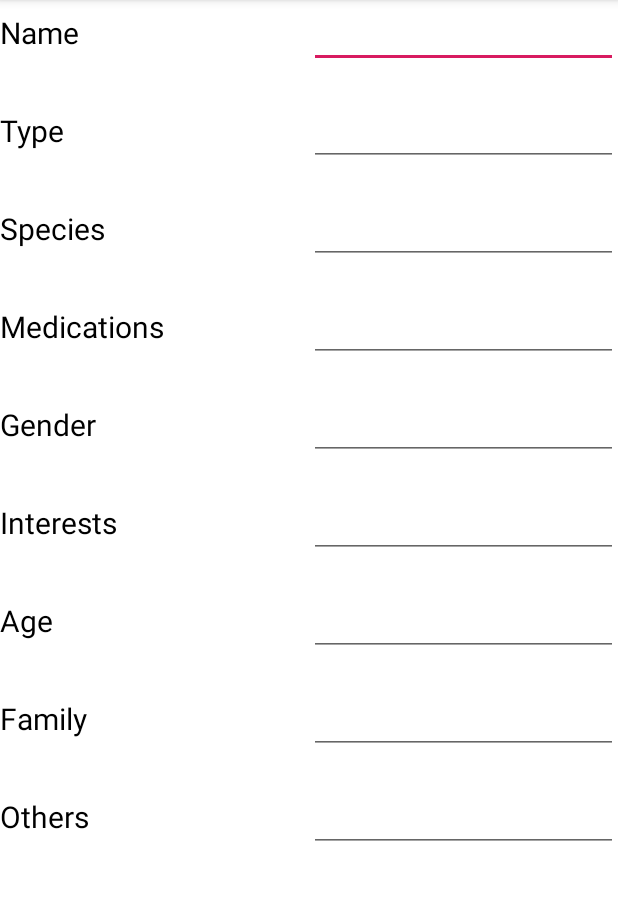
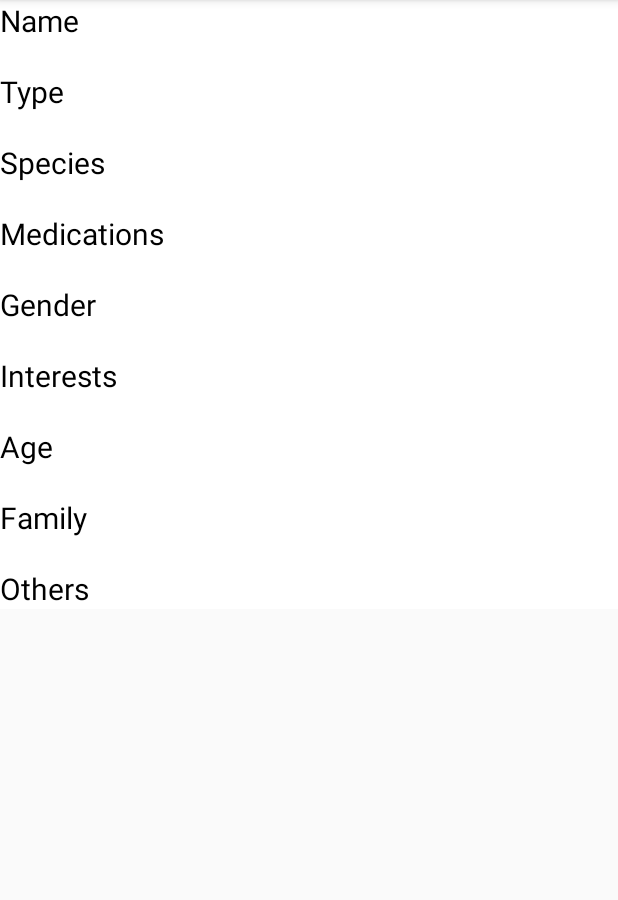
Before and after one commit to MonicaMaged1/PetsogramApp, an Android app: the MoreInformationActivity screen opened directly, with no data from a screen before it, on a phone screen of 412 x 824 dp, the part 84-984 px from its top. Run offline under Robolectric (Android 15) with nearby library versions, the phone set to English and light mode, and no system bars.

Commit message:
UI enhancement

```diff
--- a/app/src/main/res/layout/activity_more_information.xml
+++ b/app/src/main/res/layout/activity_more_information.xml
@@ -1,6 +1,12 @@
 <?xml version="1.0" encoding="utf-8"?>
-<LinearLayout xmlns:android="http://schemas.android.com/apk/res/android"
+<ScrollView
+    xmlns:android="http://schemas.android.com/apk/res/android"
     xmlns:app="http://schemas.android.com/apk/res-auto"
+    android:layout_width="match_parent"
+    android:layout_height="wrap_content"
+    android:background="#FFFFFF"
+    android:orientation="vertical">
+    <LinearLayout
         android:layout_width="match_parent"
         android:layout_height="match_parent"
         android:background="#FFFFFF"
@@ -21,7 +27,7 @@
                 android:textColor="#000000"
                 android:textSize="20sp" />
 
-        <EditText
+            <TextView
                 android:id="@+id/nameEditText"
                 android:layout_width="match_parent"
                 android:layout_height="wrap_content"
@@ -45,7 +51,7 @@
                 android:textColor="#000000"
                 android:textSize="20sp" />
 
-        <EditText
+            <TextView
                 android:id="@+id/typeSpinner"
                 android:layout_width="match_parent"
                 android:layout_height="wrap_content"
@@ -69,7 +75,7 @@
                 android:textColor="#000000"
                 android:textSize="20sp" />
 
-        <EditText
+            <TextView
                 android:id="@+id/speciesEditView"
                 android:layout_width="match_parent"
                 android:layout_height="wrap_content"
@@ -95,7 +101,7 @@
                 android:textColor="#000000"
                 android:textSize="20sp" />
 
-        <EditText
+            <TextView
                 android:id="@+id/medicationsEditText"
                 android:layout_width="match_parent"
                 android:layout_height="wrap_content"
@@ -119,7 +125,7 @@
                 android:textColor="#000000"
                 android:textSize="20sp" />
 
-        <EditText
+            <TextView
                 android:id="@+id/GenderEditText"
                 android:layout_width="match_parent"
                 android:layout_height="wrap_content"
@@ -143,7 +149,7 @@
                 android:textColor="#000000"
                 android:textSize="20sp" />
 
-        <EditText
+            <TextView
                 android:id="@+id/interestsEditText"
                 android:layout_width="match_parent"
                 android:layout_height="wrap_content"
@@ -168,7 +174,7 @@
                 android:textColor="#000000"
                 android:textSize="20sp" />
 
-        <EditText
+            <TextView
                 android:id="@+id/ageEditText"
                 android:layout_width="match_parent"
                 android:layout_height="wrap_content"
@@ -192,7 +198,7 @@
                 android:textColor="#000000"
                 android:textSize="20sp" />
 
-        <EditText
+            <TextView
                 android:id="@+id/familyEditText"
                 android:layout_width="match_parent"
                 android:layout_height="wrap_content"
@@ -217,7 +223,7 @@
                 android:textColor="#000000"
                 android:textSize="20sp" />
 
-        <EditText
+            <TextView
                 android:id="@+id/othersEditText"
                 android:layout_width="match_parent"
                 android:layout_height="wrap_content"
@@ -225,5 +231,5 @@
                 android:ems="10" />
 
         </LinearLayout>
-
     </LinearLayout>
+</ScrollView>
--- a/app/src/main/res/layout/layout_post.xml
+++ b/app/src/main/res/layout/layout_post.xml
@@ -58,8 +58,8 @@
 
         <ImageView
             android:id="@+id/likeButton"
-            android:layout_width="wrap_content"
-            android:layout_height="wrap_content"
+            android:layout_width="30dp"
+            android:layout_height="30dp"
             android:paddingRight="10dp"
             app:srcCompat="@drawable/ic_like">
 
```
Also changed, not shown: app/src/main/res/drawable/liked.jpeg (deleted), app/src/main/res/drawable/liked.png (added). Lines whose indentation alone changed are shown as unchanged.
